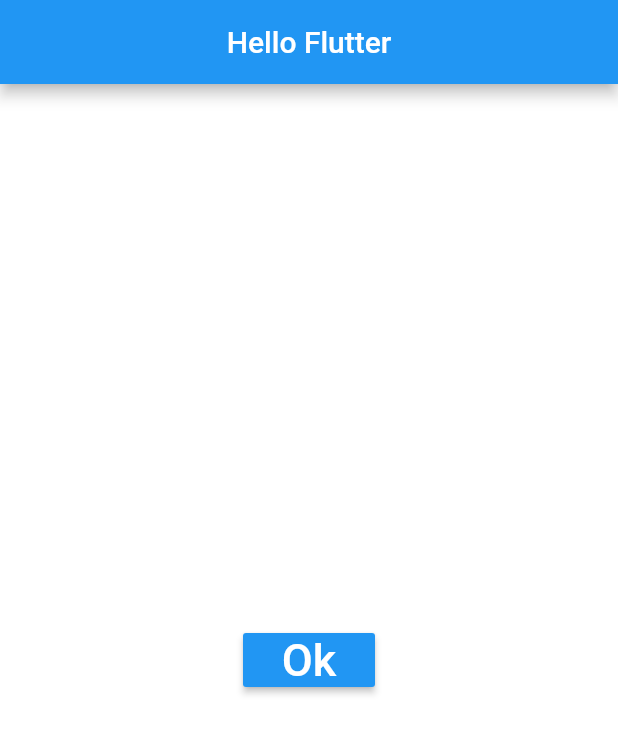
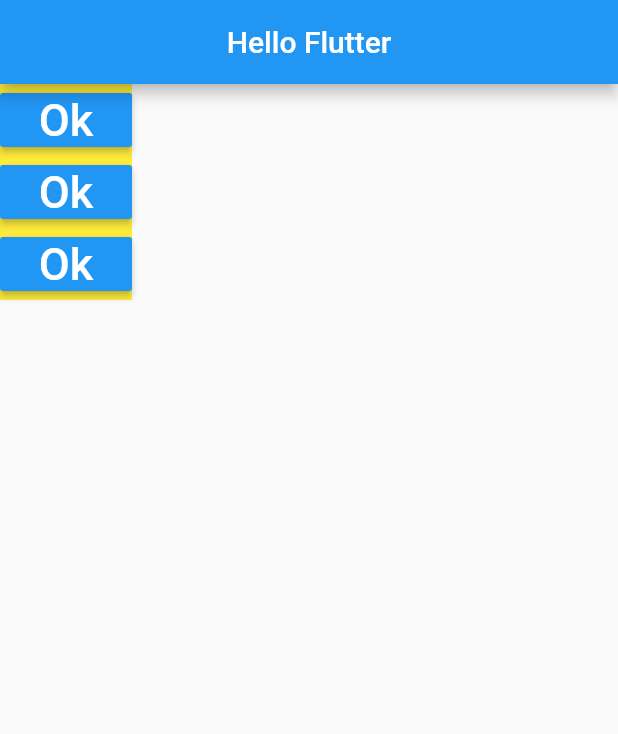
Before and after one commit to robertov8/flutterbasicoewidgets, a Flutter app: the screen it shows after launch, on a phone screen of 412 x 824 dp. Shown: the top 734 px of the screen. Run offline on Flutter 3.47's test engine with Material 2 defaults, Android fonts, the phone set to English and light mode, and no system bars.

Commit message:
36 - Column e Row

```diff
--- a/lib/pages/home_page.dart
+++ b/lib/pages/home_page.dart
@@ -14,9 +14,14 @@ class HomePage extends StatelessWidget {
 
   _body() {
     return Container(
-      color: Colors.white,
-      child: Center(
-        child: _button(),
+      color: Colors.yellow,
+      child: Column(
+        mainAxisSize: MainAxisSize.min,
+        children: <Widget>[
+          _button(),
+          _button(),
+          _button(),
+        ],
       ),
     );
   }
```
